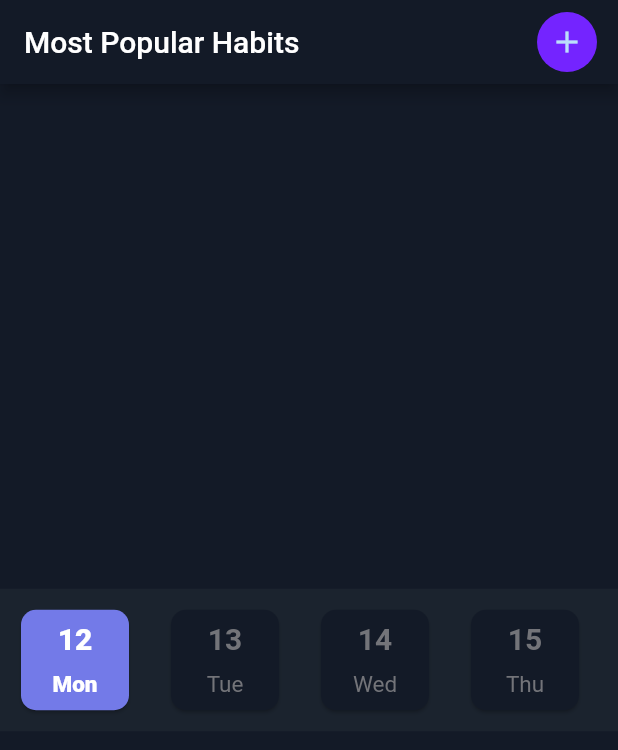
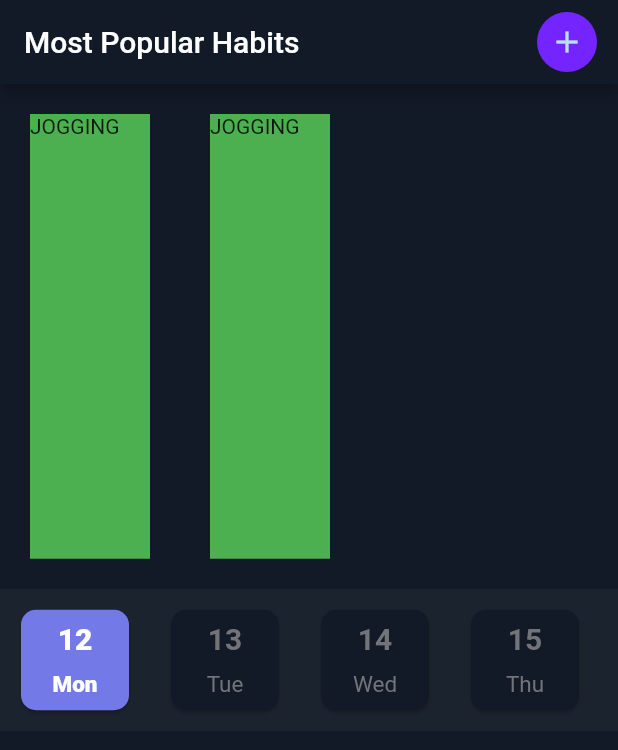
Before and after one commit to pranavkaruvally/Habit-tracker, a Flutter app: the screen it shows after launch, on a phone screen of 412 x 824 dp. Shown: the top 750 px of the screen. Run offline on Flutter 3.47's test engine with Material 2 defaults, Android fonts, the phone set to English and light mode, and no system bars; our stand-ins replace hive, hive_flutter; accounts and stored records are empty.

Commit message:
Added a quicktile template

```diff
--- a/habit_tracker/lib/quick_habit.dart
+++ b/habit_tracker/lib/quick_habit.dart
@@ -2,20 +2,34 @@ import 'package:flutter/material.dart';
 import 'package:hive/hive.dart';
 import 'models.dart';
 
-Widget quickHabit() {
+class QuickHabit extends StatelessWidget {
+  const QuickHabit({Key? key}) : super(key: key);
+
+  Widget quickHabitTile() {
   return Container(
-    height: 120.0,
-    width: 120.0,
-    color: Colors.red,
-    child: Container(
     margin: const EdgeInsets.all(20.0),
     height: 80.0,
     width: 80.0,
     color: Colors.green,
     child: const Text('JOGGING'),
-    ),
     );
   }
+
+  Widget quickHabit() {
+    return ListView(
+      scrollDirection: Axis.horizontal,
+      children: [
+        quickHabitTile(), quickHabitTile(),
+      ],
+    );
+  }
+
+  @override
+  Widget build(BuildContext context) {
+    return quickHabit();
+  }
+}
+
 
 class AddHabit extends StatefulWidget {
   const AddHabit({Key? key}) : super(key: key);
--- a/habit_tracker/lib/set_habit.dart
+++ b/habit_tracker/lib/set_habit.dart
@@ -220,7 +220,7 @@ class _SetHabitState extends State<SetHabit> {
         ),
         const SizedBox(width: 10.0,)],
       ),
-      body: Column(children: const <Widget>[Expanded(child: SizedBox()), Calendar(), Expanded(child: MyHabits())]),
+      body: Column(children: const <Widget>[Expanded(child: QuickHabit()), Calendar(), Expanded(child: MyHabits())]),
     );
   }
 }
```
Lines whose indentation alone changed are shown as unchanged.
